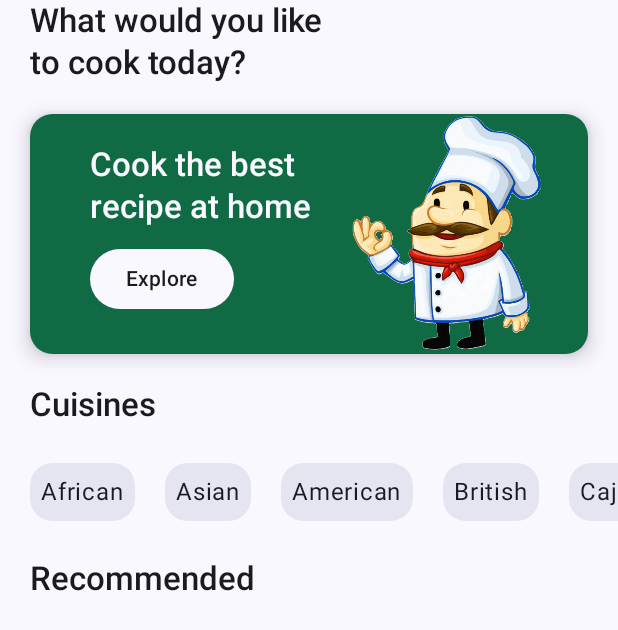
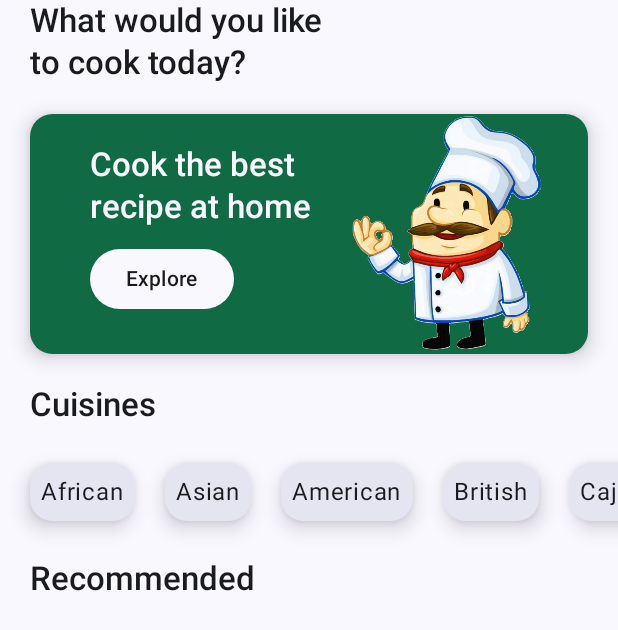
Before and after one commit to adnanozgurcelik/Foodland, an Android app built with Jetpack Compose: the composable HomeScreen shown on its own in the app's theme, on a phone screen of 412 x 824 dp. Shown: the top 630 px of the screen. Run offline under Robolectric (Android 15) with nearby library versions, the light colour scheme and no system bars; our stand-ins replace Dagger/Hilt's generated code, Room's generated code; 7 statements that could not run were skipped.

Commit message:
Add shadow elevation

```diff
--- a/app/src/main/java/com/adnanozgurcelik/foodland/presentation/home/view/composable/CuisineRow.kt
+++ b/app/src/main/java/com/adnanozgurcelik/foodland/presentation/home/view/composable/CuisineRow.kt
@@ -22,7 +22,8 @@
             .padding(start = 20.dp),
         color = MaterialTheme.colorScheme.background,
         tonalElevation = 5.dp,
-        shape = RoundedCornerShape(15.dp)
+        shape = RoundedCornerShape(15.dp),
+        shadowElevation = 8.dp
     ) {
         Text(
             text = content,
```
